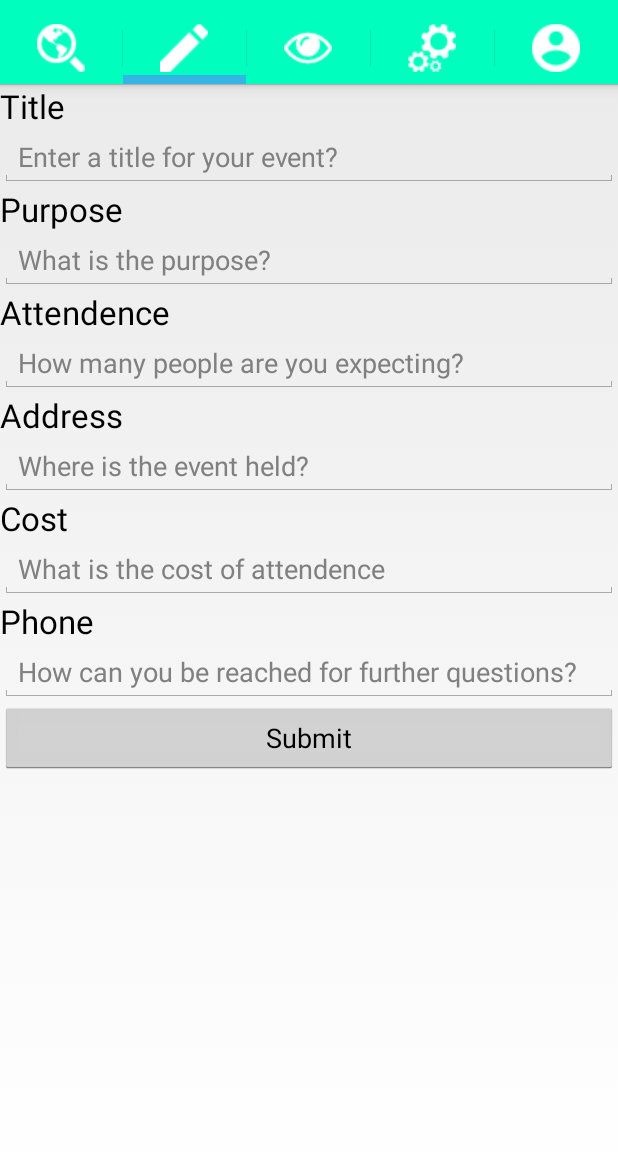
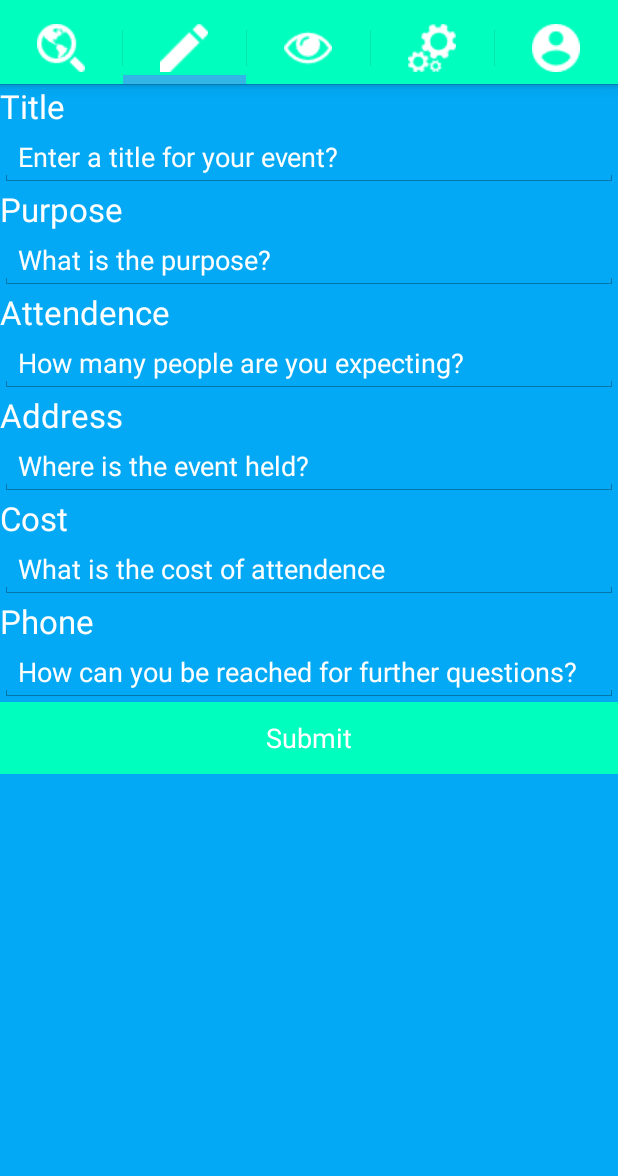
Before and after one commit to Salad7/FudoraV20, an Android app: the Home screen opened directly, with no data from a screen before it, tab 2 chosen, on a phone screen of 412 x 824 dp, the part 60-1236 px from its top. Run offline under Robolectric (Android 15) with nearby library versions, the phone set to English and light mode, and no system bars; plain views replace SlidingTabLayout, ViewPager.

Commit message:
Update
Update

```diff
--- a/app/src/main/AndroidManifest.xml
+++ b/app/src/main/AndroidManifest.xml
@@ -6,6 +6,7 @@
     <uses-permission android:name="android.permission.ACCESS_NETWORK_STATE" />
     <uses-permission android:name="android.permission.WRITE_EXTERNAL_STORAGE" />
     <uses-permission android:name="com.google.android.providers.gsf.permission.READ_GSERVICES" />
+    <uses-permission android:name="com.example.pc_user.fudora.permission.MAPS_RECEIVE" />
     <!--
  The ACCESS_COARSE/FINE_LOCATION permissions are not required to use
          Google Maps Android API v2, but are recommended.
@@ -15,7 +16,7 @@
 
     <application
         android:allowBackup="true"
-        android:icon="@mipmap/ic_launcher"
+        android:icon="@drawable/fudoralogo"
         android:label="@string/app_name"
         android:theme="@android:style/Theme.Holo.Light" >
 
--- a/app/src/main/java/com/example/pc_user/fudora/Home.java
+++ b/app/src/main/java/com/example/pc_user/fudora/Home.java
@@ -15,8 +15,9 @@ public class Home extends FragmentActivity implements ActionBar.TabListener , Ph
     ActionBar actionbar;
     ViewPager viewpager;
     FragmentPageAdapter ft;
+    FragmentTransaction transaction;
     public static final String Key = "Custom";
-
+     Integer[] readThis = {R.id.editText,R.id.purposeid,R.id.numberid,R.id.addressid,R.id.costid,R.id.phoneid};
 
     @Override
     protected void onCreate(Bundle savedInstanceState) {
@@ -42,6 +43,8 @@ public class Home extends FragmentActivity implements ActionBar.TabListener , Ph
         actionbar.addTab(actionbar.newTab().setIcon(R.drawable.eye).setTabListener(this));
         actionbar.addTab(actionbar.newTab().setIcon(R.drawable.settings).setTabListener(this));
         actionbar.addTab(actionbar.newTab().setIcon(R.drawable.account2).setTabListener(this));
+
+
 
         viewpager.setOnPageChangeListener(new ViewPager.OnPageChangeListener() {
 
--- a/app/src/main/java/com/example/pc_user/fudora/JavaFragment.java
+++ b/app/src/main/java/com/example/pc_user/fudora/JavaFragment.java
@@ -2,6 +2,7 @@ package com.example.pc_user.fudora;
 
 
         import android.content.Context;
+        import android.content.Intent;
         import android.os.Bundle;
         import android.support.v4.app.Fragment;
         import android.support.v4.app.ListFragment;
@@ -33,6 +34,7 @@ public class   JavaFragment extends Fragment {
     RelativeLayout manLayout,voiceLayout;
     Button voiceSearch;
     Button manualSearch;
+    Button searchWithMan;
     TextView manual_text_hint;
     TextView text;
     ImageView imageView;
@@ -48,10 +50,6 @@ public class   JavaFragment extends Fragment {
         voiceLayout = (RelativeLayout) v.findViewById(R.id.voiceLayout);
 
 
-        //l = (ListView) v.findViewById(R.id.manualListView);
-//        words[0] = ed; Crash here
-//        words[1] = ed2; Crash here
-//        words[2] = ed3; Crash here
 
         voiceSearch = (Button) v.findViewById(R.id.switch_voice);
         voiceSearch.setOnClickListener(new View.OnClickListener() {
@@ -88,9 +86,16 @@ public class   JavaFragment extends Fragment {
         ArrayAdapter adapter = new SpinnerAdapter(v.getContext(), R.layout.spinner_value_layout, textArray, imageArray);
         spinner.setAdapter(adapter);
 
-       //ArrayAdapter<String> adapter = new ArrayAdapter<String>(v.getContext(),android.R.layout.simple_list_item_1,test);
-       //Works with String, not with EditText
-      // l.setAdapter(adapter);
+        Button searchWithMan = (Button) v.findViewById(R.id.search_man) ;
+        searchWithMan.setOnClickListener(new View.OnClickListener() {
+            @Override
+            public void onClick(View v) {
+                Intent intent = new Intent(getActivity(), MapsActivity.class);
+                startActivity(intent);
+            }
+        });
+
+
         return v;
     }
 
--- a/app/src/main/res/layout/java_layout.xml
+++ b/app/src/main/res/layout/java_layout.xml
@@ -63,6 +63,7 @@
               android:layout_width="wrap_content"
               android:layout_height="wrap_content"
               android:text="@string/manual_search"
+              android:drawableLeft="@drawable/bino"
               android:id="@+id/search_man"
               android:layout_above="@+id/linearLayout"
               android:layout_alignRight="@+id/manual_txt"
--- a/app/src/main/res/layout/php_layout.xml
+++ b/app/src/main/res/layout/php_layout.xml
@@ -2,7 +2,8 @@
 
 <ScrollView xmlns:android="http://schemas.android.com/apk/res/android"
     android:layout_width="fill_parent"
-    android:layout_height="wrap_content">
+    android:layout_height="wrap_content"
+    android:background="#03A9F4">
 
     <LinearLayout xmlns:android="http://schemas.android.com/apk/res/android"
         android:orientation="vertical"
@@ -15,12 +16,14 @@
             android:layout_height="wrap_content"
             android:textAppearance="?android:attr/textAppearanceLarge"
             android:text="@string/title_label"
-            android:id="@+id/textView3" />
+            android:id="@+id/textView3"
+            android:textColor="#ffffffff" />
 
         <EditText
             android:layout_width="match_parent"
             android:layout_height="wrap_content"
             android:hint="@string/title"
+            android:textColorHint="#ffffffff"
             android:id="@+id/editText" />
 
         <TextView
@@ -28,12 +31,14 @@
             android:layout_height="wrap_content"
             android:textAppearance="?android:attr/textAppearanceLarge"
             android:text="@string/purpose_label"
-            android:id="@+id/textView4" />
+            android:id="@+id/textView4"
+            android:textColor="#ffffffff" />
 
         <EditText
             android:layout_width="match_parent"
             android:layout_height="wrap_content"
             android:hint="@string/purpose"
+            android:textColorHint="#ffffffff"
             android:id="@+id/purposeid" />
 
         <TextView
@@ -41,7 +46,8 @@
             android:layout_height="wrap_content"
             android:textAppearance="?android:attr/textAppearanceLarge"
             android:text="@string/attendence_label"
-            android:id="@+id/textView5" />
+            android:id="@+id/textView5"
+            android:textColor="#ffffffff" />
 
         <EditText
             android:layout_width="match_parent"
@@ -49,6 +55,7 @@
             android:inputType="number"
             android:hint="@string/attendence"
             android:ems="10"
+            android:textColorHint="#ffffffff"
             android:id="@+id/numberid" />
 
         <TextView
@@ -56,7 +63,8 @@
             android:layout_height="wrap_content"
             android:textAppearance="?android:attr/textAppearanceLarge"
             android:text="@string/address_label"
-            android:id="@+id/textView6" />
+            android:id="@+id/textView6"
+            android:textColor="#ffffffff" />
 
         <EditText
             android:layout_width="match_parent"
@@ -64,6 +72,7 @@
             android:inputType="textPostalAddress"
             android:ems="10"
             android:hint="@string/address"
+            android:textColorHint="#ffffffff"
             android:id="@+id/addressid" />
 
         <TextView
@@ -71,11 +80,13 @@
             android:layout_height="wrap_content"
             android:textAppearance="?android:attr/textAppearanceLarge"
             android:text="@string/cost_label"
-            android:id="@+id/textView7" />
+            android:id="@+id/textView7"
+            android:textColor="#ffffffff" />
 
         <EditText
             android:layout_width="match_parent"
             android:hint="@string/cost"
+            android:textColorHint="#ffffffff"
             android:layout_height="wrap_content"
             android:id="@+id/costid" />
 
@@ -84,11 +95,13 @@
             android:layout_height="wrap_content"
             android:textAppearance="?android:attr/textAppearanceLarge"
             android:text="@string/phone_label"
-            android:id="@+id/textView8" />
+            android:id="@+id/textView8"
+            android:textColor="#ffffffff" />
 
         <EditText
             android:layout_width="match_parent"
             android:layout_height="wrap_content"
+            android:textColorHint="#ffffffff"
             android:hint="@string/phone"
             android:id="@+id/phoneid" />
 
@@ -104,7 +117,9 @@
                 android:text="@string/submit_btn"
                 android:paddingLeft="8dp"
                 android:paddingRight="8dp"
-                android:id="@+id/button" />
+                android:background="#00FFBF"
+                android:id="@+id/button"
+                android:textColor="#ffffffff" />
 
         </LinearLayout>
 
```
Also changed, not shown: app/src/main/java/com/example/pc_user/fudora/FragmentAppend.java (+11 -0 lines), app/src/main/java/com/example/pc_user/fudora/MapsActivity.java (+13 -1 lines), app/src/main/res/layout/local_search.xml (+14 -8 lines), app/src/main/res/layout/local_sub_layout.xml (added, +15 -0 lines), app/src/main/res/drawable/bino.png (added), 1 other file.
